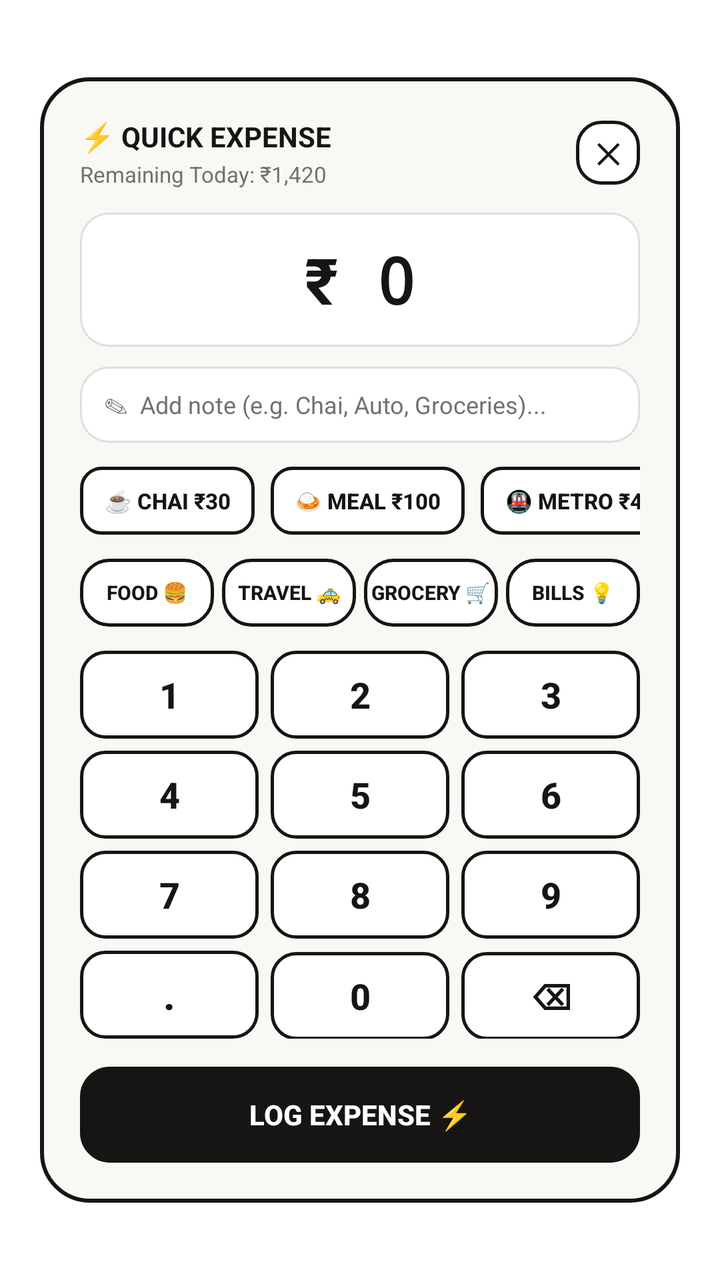
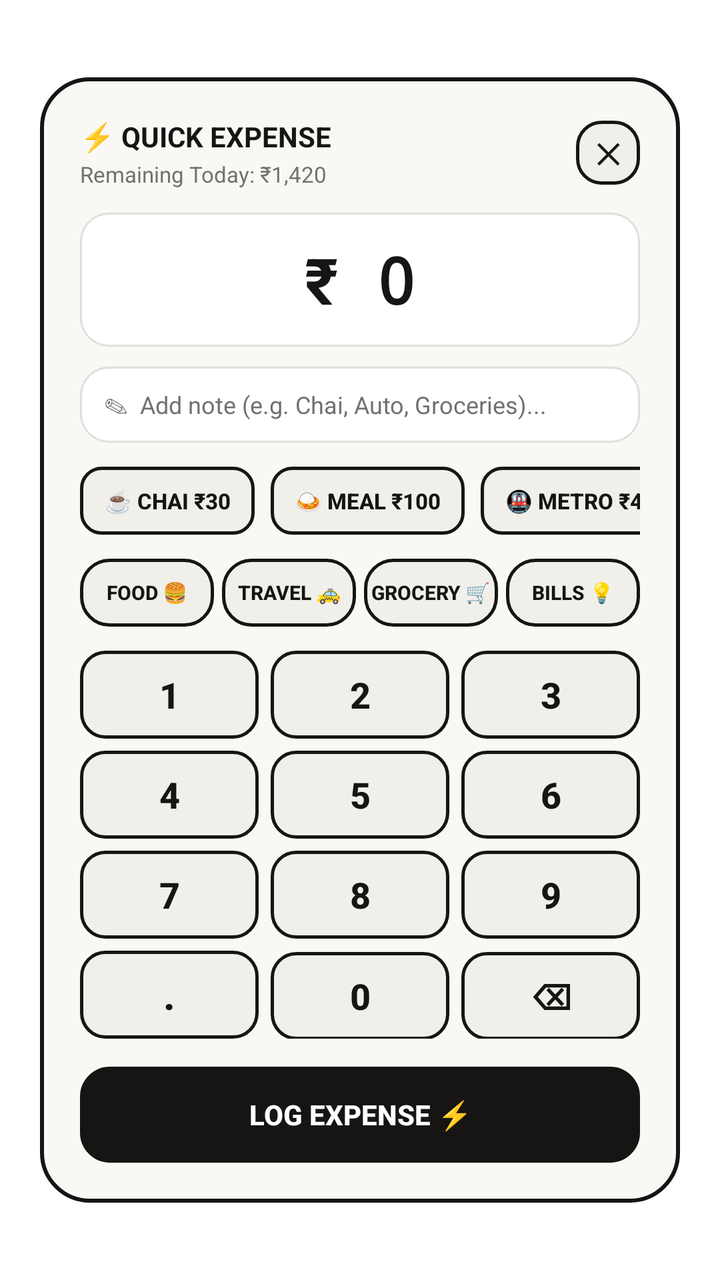

Compare the two renders of this Android layout. The source of the first and the diff that turns it into the second are given below.
<!-- AndroidManifest.xml: activity theme Theme.Invictus.TranslucentDialog -->
<!-- res/layout/activity_quick_log_dialog.xml -->
<?xml version="1.0" encoding="utf-8"?>
<FrameLayout xmlns:android="http://schemas.android.com/apk/res/android"
    android:id="@+id/dialog_root_frame"
    android:layout_width="match_parent"
    android:layout_height="match_parent"
    android:clickable="true"
    android:focusable="true">

    <LinearLayout
        android:id="@+id/dialog_card_container"
        android:layout_width="match_parent"
        android:layout_height="wrap_content"
        android:layout_gravity="center"
        android:layout_marginStart="20dp"
        android:layout_marginEnd="20dp"
        android:background="@drawable/dialog_quick_log_bg"
        android:clickable="true"
        android:focusable="true"
        android:orientation="vertical"
        android:padding="20dp">

        
        <RelativeLayout
            android:layout_width="match_parent"
            android:layout_height="wrap_content"
            android:layout_marginBottom="12dp">

            <LinearLayout
                android:layout_width="wrap_content"
                android:layout_height="wrap_content"
                android:layout_alignParentStart="true"
                android:layout_centerVertical="true"
                android:orientation="vertical">

                <TextView
                    android:layout_width="wrap_content"
                    android:layout_height="wrap_content"
                    android:text="⚡ QUICK EXPENSE"
                    android:textColor="@color/widget_text_primary"
                    android:textSize="14sp"
                    android:textStyle="bold" />

                <TextView
                    android:id="@+id/tv_safe_spend_badge"
                    android:layout_width="wrap_content"
                    android:layout_height="wrap_content"
                    android:layout_marginTop="2dp"
                    android:text="Remaining Today: ₹1,420"
                    android:textColor="@color/widget_text_muted"
                    android:textSize="11sp" />
            </LinearLayout>

            <TextView
                android:id="@+id/btn_close_dialog"
                android:layout_width="32dp"
                android:layout_height="32dp"
                android:layout_alignParentEnd="true"
                android:layout_centerVertical="true"
                android:background="@drawable/btn_numpad_key"
                android:gravity="center"
                android:text="✕"
                android:textColor="@color/widget_text_primary"
                android:textSize="14sp"
                android:textStyle="bold" />
        </RelativeLayout>

        
        <FrameLayout
            android:layout_width="match_parent"
            android:layout_height="wrap_content"
            android:layout_marginBottom="10dp"
            android:background="@drawable/widget_card_inset"
            android:paddingTop="12dp"
            android:paddingBottom="12dp"
            android:paddingStart="16dp"
            android:paddingEnd="16dp">

            <TextView
                android:id="@+id/tv_amount_display"
                android:layout_width="match_parent"
                android:layout_height="wrap_content"
                android:fontFamily="monospace"
                android:gravity="center"
                android:text="₹ 0"
                android:textColor="@color/widget_text_primary"
                android:textSize="32sp"
                android:textStyle="bold" />
        </FrameLayout>

        
        <LinearLayout
            android:layout_width="match_parent"
            android:layout_height="38dp"
            android:layout_marginBottom="12dp"
            android:background="@drawable/widget_card_inset"
            android:gravity="center_vertical"
            android:orientation="horizontal"
            android:paddingStart="12dp"
            android:paddingEnd="12dp">

            <TextView
                android:layout_width="wrap_content"
                android:layout_height="wrap_content"
                android:layout_marginEnd="6dp"
                android:text="✎"
                android:textColor="@color/widget_text_muted"
                android:textSize="12sp" />

            <EditText
                android:id="@+id/et_expense_note"
                android:layout_width="0dp"
                android:layout_height="match_parent"
                android:layout_weight="1"
                android:background="@null"
                android:hint="Add note (e.g. Chai, Auto, Groceries)..."
                android:inputType="textCapSentences"
                android:maxLines="1"
                android:imeOptions="actionDone"
                android:textColor="@color/widget_text_primary"
                android:textColorHint="@color/widget_text_muted"
                android:textSize="12sp" />

            <TextView
                android:id="@+id/btn_clear_note"
                android:layout_width="24dp"
                android:layout_height="24dp"
                android:gravity="center"
                android:text="✕"
                android:textColor="@color/widget_text_muted"
                android:textSize="11sp"
                android:visibility="gone" />
        </LinearLayout>

        
        <HorizontalScrollView
            android:layout_width="match_parent"
            android:layout_height="wrap_content"
            android:layout_marginBottom="12dp"
            android:scrollbars="none">

            <LinearLayout
                android:layout_width="wrap_content"
                android:layout_height="wrap_content"
                android:orientation="horizontal">

                <Button
                    android:id="@+id/btn_habit_chai"
                    style="?android:attr/borderlessButtonStyle"
                    android:layout_width="wrap_content"
                    android:layout_height="34dp"
                    android:layout_marginEnd="8dp"
                    android:background="@drawable/chip_habit_bg"
                    android:minWidth="0dp"
                    android:paddingStart="12dp"
                    android:paddingEnd="12dp"
                    android:text="☕ Chai ₹30"
                    android:textColor="@color/widget_text_primary"
                    android:textSize="11sp"
                    android:textStyle="bold" />

                <Button
                    android:id="@+id/btn_habit_meal"
                    style="?android:attr/borderlessButtonStyle"
                    android:layout_width="wrap_content"
                    android:layout_height="34dp"
                    android:layout_marginEnd="8dp"
                    android:background="@drawable/chip_habit_bg"
                    android:minWidth="0dp"
                    android:paddingStart="12dp"
                    android:paddingEnd="12dp"
                    android:text="🍛 Meal ₹100"
                    android:textColor="@color/widget_text_primary"
                    android:textSize="11sp"
                    android:textStyle="bold" />

                <Button
                    android:id="@+id/btn_habit_metro"
                    style="?android:attr/borderlessButtonStyle"
                    android:layout_width="wrap_content"
                    android:layout_height="34dp"
                    android:layout_marginEnd="8dp"
                    android:background="@drawable/chip_habit_bg"
                    android:minWidth="0dp"
                    android:paddingStart="12dp"
                    android:paddingEnd="12dp"
                    android:text="🚇 Metro ₹40"
                    android:textColor="@color/widget_text_primary"
                    android:textSize="11sp"
                    android:textStyle="bold" />

                <Button
                    android:id="@+id/btn_habit_snack"
                    style="?android:attr/borderlessButtonStyle"
                    android:layout_width="wrap_content"
                    android:layout_height="34dp"
                    android:background="@drawable/chip_habit_bg"
                    android:minWidth="0dp"
                    android:paddingStart="12dp"
                    android:paddingEnd="12dp"
                    android:text="🍪 Snack ₹20"
                    android:textColor="@color/widget_text_primary"
                    android:textSize="11sp"
                    android:textStyle="bold" />
            </LinearLayout>
        </HorizontalScrollView>

        
        <LinearLayout
            android:layout_width="match_parent"
            android:layout_height="wrap_content"
            android:layout_marginBottom="12dp"
            android:orientation="horizontal"
            android:weightSum="4">

            <Button
                android:id="@+id/btn_cat_food"
                style="?android:attr/borderlessButtonStyle"
                android:layout_width="0dp"
                android:layout_height="34dp"
                android:layout_marginEnd="4dp"
                android:layout_weight="1"
                android:background="@drawable/chip_category_bg"
                android:minWidth="0dp"
                android:text="Food 🍔"
                android:textColor="@color/widget_text_primary"
                android:textSize="10sp"
                android:textStyle="bold" />

            <Button
                android:id="@+id/btn_cat_travel"
                style="?android:attr/borderlessButtonStyle"
                android:layout_width="0dp"
                android:layout_height="34dp"
                android:layout_marginEnd="4dp"
                android:layout_weight="1"
                android:background="@drawable/chip_category_bg"
                android:minWidth="0dp"
                android:text="Travel 🚕"
                android:textColor="@color/widget_text_primary"
                android:textSize="10sp"
                android:textStyle="bold" />

            <Button
                android:id="@+id/btn_cat_grocery"
                style="?android:attr/borderlessButtonStyle"
                android:layout_width="0dp"
                android:layout_height="34dp"
                android:layout_marginEnd="4dp"
                android:layout_weight="1"
                android:background="@drawable/chip_category_bg"
                android:minWidth="0dp"
                android:text="Grocery 🛒"
                android:textColor="@color/widget_text_primary"
                android:textSize="10sp"
                android:textStyle="bold" />

            <Button
                android:id="@+id/btn_cat_bills"
                style="?android:attr/borderlessButtonStyle"
                android:layout_width="0dp"
                android:layout_height="34dp"
                android:layout_weight="1"
                android:background="@drawable/chip_category_bg"
                android:minWidth="0dp"
                android:text="Bills 💡"
                android:textColor="@color/widget_text_primary"
                android:textSize="10sp"
                android:textStyle="bold" />
        </LinearLayout>

        
        <LinearLayout
            android:layout_width="match_parent"
            android:layout_height="wrap_content"
            android:layout_marginBottom="6dp"
            android:orientation="horizontal"
            android:weightSum="3">

            <Button
                android:id="@+id/btn_num_1"
                style="?android:attr/borderlessButtonStyle"
                android:layout_width="0dp"
                android:layout_height="44dp"
                android:layout_marginEnd="6dp"
                android:layout_weight="1"
                android:background="@drawable/btn_numpad_key"
                android:text="1"
                android:textColor="@color/widget_text_primary"
                android:textSize="18sp"
                android:textStyle="bold" />

            <Button
                android:id="@+id/btn_num_2"
                style="?android:attr/borderlessButtonStyle"
                android:layout_width="0dp"
                android:layout_height="44dp"
                android:layout_marginEnd="6dp"
                android:layout_weight="1"
                android:background="@drawable/btn_numpad_key"
                android:text="2"
                android:textColor="@color/widget_text_primary"
                android:textSize="18sp"
                android:textStyle="bold" />

            <Button
                android:id="@+id/btn_num_3"
                style="?android:attr/borderlessButtonStyle"
                android:layout_width="0dp"
                android:layout_height="44dp"
                android:layout_weight="1"
                android:background="@drawable/btn_numpad_key"
                android:text="3"
                android:textColor="@color/widget_text_primary"
                android:textSize="18sp"
                android:textStyle="bold" />
        </LinearLayout>

        <LinearLayout
            android:layout_width="match_parent"
            android:layout_height="wrap_content"
            android:layout_marginBottom="6dp"
            android:orientation="horizontal"
            android:weightSum="3">

            <Button
                android:id="@+id/btn_num_4"
                style="?android:attr/borderlessButtonStyle"
                android:layout_width="0dp"
                android:layout_height="44dp"
                android:layout_marginEnd="6dp"
                android:layout_weight="1"
                android:background="@drawable/btn_numpad_key"
                android:text="4"
                android:textColor="@color/widget_text_primary"
                android:textSize="18sp"
                android:textStyle="bold" />

            <Button
                android:id="@+id/btn_num_5"
                style="?android:attr/borderlessButtonStyle"
                android:layout_width="0dp"
                android:layout_height="44dp"
                android:layout_marginEnd="6dp"
                android:layout_weight="1"
                android:background="@drawable/btn_numpad_key"
                android:text="5"
                android:textColor="@color/widget_text_primary"
                android:textSize="18sp"
                android:textStyle="bold" />

            <Button
                android:id="@+id/btn_num_6"
                style="?android:attr/borderlessButtonStyle"
                android:layout_width="0dp"
                android:layout_height="44dp"
                android:layout_weight="1"
                android:background="@drawable/btn_numpad_key"
                android:text="6"
                android:textColor="@color/widget_text_primary"
                android:textSize="18sp"
                android:textStyle="bold" />
        </LinearLayout>

        <LinearLayout
            android:layout_width="match_parent"
            android:layout_height="wrap_content"
            android:layout_marginBottom="6dp"
            android:orientation="horizontal"
            android:weightSum="3">

            <Button
                android:id="@+id/btn_num_7"
                style="?android:attr/borderlessButtonStyle"
                android:layout_width="0dp"
                android:layout_height="44dp"
                android:layout_marginEnd="6dp"
                android:layout_weight="1"
                android:background="@drawable/btn_numpad_key"
                android:text="7"
                android:textColor="@color/widget_text_primary"
                android:textSize="18sp"
                android:textStyle="bold" />

            <Button
                android:id="@+id/btn_num_8"
                style="?android:attr/borderlessButtonStyle"
                android:layout_width="0dp"
                android:layout_height="44dp"
                android:layout_marginEnd="6dp"
                android:layout_weight="1"
                android:background="@drawable/btn_numpad_key"
                android:text="8"
                android:textColor="@color/widget_text_primary"
                android:textSize="18sp"
                android:textStyle="bold" />

            <Button
                android:id="@+id/btn_num_9"
                style="?android:attr/borderlessButtonStyle"
                android:layout_width="0dp"
                android:layout_height="44dp"
                android:layout_weight="1"
                android:background="@drawable/btn_numpad_key"
                android:text="9"
                android:textColor="@color/widget_text_primary"
                android:textSize="18sp"
                android:textStyle="bold" />
        </LinearLayout>

        <LinearLayout
            android:layout_width="match_parent"
            android:layout_height="wrap_content"
            android:layout_marginBottom="14dp"
            android:orientation="horizontal"
            android:weightSum="3">

            <Button
                android:id="@+id/btn_num_dot"
                style="?android:attr/borderlessButtonStyle"
                android:layout_width="0dp"
                android:layout_height="44dp"
                android:layout_marginEnd="6dp"
                android:layout_weight="1"
                android:background="@drawable/btn_numpad_key"
                android:text="."
                android:textColor="@color/widget_text_primary"
                android:textSize="20sp"
                android:textStyle="bold" />

            <Button
                android:id="@+id/btn_num_0"
                style="?android:attr/borderlessButtonStyle"
                android:layout_width="0dp"
                android:layout_height="44dp"
                android:layout_marginEnd="6dp"
                android:layout_weight="1"
                android:background="@drawable/btn_numpad_key"
                android:text="0"
                android:textColor="@color/widget_text_primary"
                android:textSize="18sp"
                android:textStyle="bold" />

            <Button
                android:id="@+id/btn_num_backspace"
                style="?android:attr/borderlessButtonStyle"
                android:layout_width="0dp"
                android:layout_height="44dp"
                android:layout_weight="1"
                android:background="@drawable/btn_numpad_key"
                android:text="⌫"
                android:textColor="@color/widget_text_primary"
                android:textSize="18sp"
                android:textStyle="bold" />
        </LinearLayout>

        
        <Button
            android:id="@+id/btn_submit_expense"
            style="?android:attr/borderlessButtonStyle"
            android:layout_width="match_parent"
            android:layout_height="48dp"
            android:background="@drawable/btn_quick_log_primary"
            android:text="LOG EXPENSE ⚡"
            android:textColor="#FFFFFF"
            android:textSize="14sp"
            android:textStyle="bold" />

    </LinearLayout>
</FrameLayout>
<!-- resources referenced by this layout -->
<resources>
  <color name="widget_text_muted">#73716D</color>
  <color name="widget_text_primary">#161514</color>
  <!-- drawable btn_numpad_key (drawable) -->
  <?xml version="1.0" encoding="utf-8"?>
  <selector xmlns:android="http://schemas.android.com/apk/res/android">
      <item android:state_pressed="true">
          <shape android:shape="rectangle">
              <solid android:color="#E8E5DF" />
              <stroke android:width="2dp" android:color="@color/widget_border" />
              <corners android:radius="12dp" />
          </shape>
      </item>
      <item>
          <shape android:shape="rectangle">
              <solid android:color="#FFFFFF" />
              <stroke android:width="1.5dp" android:color="@color/widget_border" />
              <corners android:radius="12dp" />
          </shape>
      </item>
  </selector>
  <!-- drawable chip_category_bg (drawable) -->
  <?xml version="1.0" encoding="utf-8"?>
  <selector xmlns:android="http://schemas.android.com/apk/res/android">
      <item android:state_selected="true">
          <shape android:shape="rectangle">
              <solid android:color="@color/widget_border" />
              <stroke android:width="1.5dp" android:color="@color/widget_border" />
              <corners android:radius="14dp" />
          </shape>
      </item>
      <item android:state_pressed="true">
          <shape android:shape="rectangle">
              <solid android:color="#E8E5DF" />
              <stroke android:width="1.5dp" android:color="@color/widget_border" />
              <corners android:radius="14dp" />
          </shape>
      </item>
      <item>
          <shape android:shape="rectangle">
              <solid android:color="#FFFFFF" />
              <stroke android:width="1.5dp" android:color="@color/widget_border" />
              <corners android:radius="14dp" />
          </shape>
      </item>
  </selector>
  <!-- drawable chip_habit_bg (drawable) -->
  <?xml version="1.0" encoding="utf-8"?>
  <selector xmlns:android="http://schemas.android.com/apk/res/android">
      <item android:state_pressed="true">
          <shape android:shape="rectangle">
              <solid android:color="@color/widget_accent_lime" />
              <stroke android:width="1.5dp" android:color="@color/widget_border" />
              <corners android:radius="10dp" />
          </shape>
      </item>
      <item>
          <shape android:shape="rectangle">
              <solid android:color="#FFFFFF" />
              <stroke android:width="1.5dp" android:color="@color/widget_border" />
              <corners android:radius="10dp" />
          </shape>
      </item>
  </selector>
  <!-- drawable dialog_quick_log_bg (drawable) -->
  <?xml version="1.0" encoding="utf-8"?>
  <shape xmlns:android="http://schemas.android.com/apk/res/android"
      android:shape="rectangle">
      <solid android:color="@color/widget_bg" />
      <stroke
          android:width="2dp"
          android:color="@color/widget_border" />
      <corners android:radius="24dp" />
  </shape>
  <!-- drawable widget_card_inset (drawable) -->
  <?xml version="1.0" encoding="utf-8"?>
  <shape xmlns:android="http://schemas.android.com/apk/res/android"
      android:shape="rectangle">
      <solid android:color="@color/widget_card_bg" />
      <stroke
          android:width="1dp"
          android:color="@color/widget_border_subtle" />
      <corners android:radius="14dp" />
  </shape>
  <color name="widget_border">#161514</color>
  <color name="widget_accent_emerald">#037A48</color>
  <color name="widget_accent_lime">#CEF431</color>
  <color name="widget_bg">#FAF8F5</color>
  <color name="widget_card_bg">#FFFFFF</color>
  <color name="widget_border_subtle">#1F161514</color>
  <!-- unchanged entries left out for length: 2 -->
</resources>

<!-- the commit's change to res/layout/activity_quick_log_dialog.xml (unified diff, before → after) -->
@@ -150,6 +150,7 @@
                     android:layout_height="34dp"
                     android:layout_marginEnd="8dp"
                     android:background="@drawable/chip_habit_bg"
+                    android:backgroundTint="@null"
                     android:minWidth="0dp"
                     android:paddingStart="12dp"
                     android:paddingEnd="12dp"
@@ -165,6 +166,7 @@
                     android:layout_height="34dp"
                     android:layout_marginEnd="8dp"
                     android:background="@drawable/chip_habit_bg"
+                    android:backgroundTint="@null"
                     android:minWidth="0dp"
                     android:paddingStart="12dp"
                     android:paddingEnd="12dp"
@@ -180,6 +182,7 @@
                     android:layout_height="34dp"
                     android:layout_marginEnd="8dp"
                     android:background="@drawable/chip_habit_bg"
+                    android:backgroundTint="@null"
                     android:minWidth="0dp"
                     android:paddingStart="12dp"
                     android:paddingEnd="12dp"
@@ -194,6 +197,7 @@
                     android:layout_width="wrap_content"
                     android:layout_height="34dp"
                     android:background="@drawable/chip_habit_bg"
+                    android:backgroundTint="@null"
                     android:minWidth="0dp"
                     android:paddingStart="12dp"
                     android:paddingEnd="12dp"
@@ -220,6 +224,7 @@
                 android:layout_marginEnd="4dp"
                 android:layout_weight="1"
                 android:background="@drawable/chip_category_bg"
+                android:backgroundTint="@null"
                 android:minWidth="0dp"
                 android:text="Food 🍔"
                 android:textColor="@color/widget_text_primary"
@@ -234,6 +239,7 @@
                 android:layout_marginEnd="4dp"
                 android:layout_weight="1"
                 android:background="@drawable/chip_category_bg"
+                android:backgroundTint="@null"
                 android:minWidth="0dp"
                 android:text="Travel 🚕"
                 android:textColor="@color/widget_text_primary"
@@ -248,6 +254,7 @@
                 android:layout_marginEnd="4dp"
                 android:layout_weight="1"
                 android:background="@drawable/chip_category_bg"
+                android:backgroundTint="@null"
                 android:minWidth="0dp"
                 android:text="Grocery 🛒"
                 android:textColor="@color/widget_text_primary"
@@ -261,6 +268,7 @@
                 android:layout_height="34dp"
                 android:layout_weight="1"
                 android:background="@drawable/chip_category_bg"
+                android:backgroundTint="@null"
                 android:minWidth="0dp"
                 android:text="Bills 💡"
                 android:textColor="@color/widget_text_primary"
@@ -284,6 +292,7 @@
                 android:layout_marginEnd="6dp"
                 android:layout_weight="1"
                 android:background="@drawable/btn_numpad_key"
+                android:backgroundTint="@null"
                 android:text="1"
                 android:textColor="@color/widget_text_primary"
                 android:textSize="18sp"
@@ -297,6 +306,7 @@
                 android:layout_marginEnd="6dp"
                 android:layout_weight="1"
                 android:background="@drawable/btn_numpad_key"
+                android:backgroundTint="@null"
                 android:text="2"
                 android:textColor="@color/widget_text_primary"
                 android:textSize="18sp"
@@ -309,6 +319,7 @@
                 android:layout_height="44dp"
                 android:layout_weight="1"
                 android:background="@drawable/btn_numpad_key"
+                android:backgroundTint="@null"
                 android:text="3"
                 android:textColor="@color/widget_text_primary"
                 android:textSize="18sp"
@@ -330,6 +341,7 @@
                 android:layout_marginEnd="6dp"
                 android:layout_weight="1"
                 android:background="@drawable/btn_numpad_key"
+                android:backgroundTint="@null"
                 android:text="4"
                 android:textColor="@color/widget_text_primary"
                 android:textSize="18sp"
@@ -343,6 +355,7 @@
                 android:layout_marginEnd="6dp"
                 android:layout_weight="1"
                 android:background="@drawable/btn_numpad_key"
+                android:backgroundTint="@null"
                 android:text="5"
                 android:textColor="@color/widget_text_primary"
                 android:textSize="18sp"
@@ -355,6 +368,7 @@
                 android:layout_height="44dp"
                 android:layout_weight="1"
                 android:background="@drawable/btn_numpad_key"
+                android:backgroundTint="@null"
                 android:text="6"
                 android:textColor="@color/widget_text_primary"
                 android:textSize="18sp"
@@ -376,6 +390,7 @@
                 android:layout_marginEnd="6dp"
                 android:layout_weight="1"
                 android:background="@drawable/btn_numpad_key"
+                android:backgroundTint="@null"
                 android:text="7"
                 android:textColor="@color/widget_text_primary"
                 android:textSize="18sp"
@@ -389,6 +404,7 @@
                 android:layout_marginEnd="6dp"
                 android:layout_weight="1"
                 android:background="@drawable/btn_numpad_key"
+                android:backgroundTint="@null"
                 android:text="8"
                 android:textColor="@color/widget_text_primary"
                 android:textSize="18sp"
@@ -401,6 +417,7 @@
                 android:layout_height="44dp"
                 android:layout_weight="1"
                 android:background="@drawable/btn_numpad_key"
+                android:backgroundTint="@null"
                 android:text="9"
                 android:textColor="@color/widget_text_primary"
                 android:textSize="18sp"
@@ -422,6 +439,7 @@
                 android:layout_marginEnd="6dp"
                 android:layout_weight="1"
                 android:background="@drawable/btn_numpad_key"
+                android:backgroundTint="@null"
                 android:text="."
                 android:textColor="@color/widget_text_primary"
                 android:textSize="20sp"
@@ -435,6 +453,7 @@
                 android:layout_marginEnd="6dp"
                 android:layout_weight="1"
                 android:background="@drawable/btn_numpad_key"
+                android:backgroundTint="@null"
                 android:text="0"
                 android:textColor="@color/widget_text_primary"
                 android:textSize="18sp"
@@ -447,6 +466,7 @@
                 android:layout_height="44dp"
                 android:layout_weight="1"
                 android:background="@drawable/btn_numpad_key"
+                android:backgroundTint="@null"
                 android:text="⌫"
                 android:textColor="@color/widget_text_primary"
                 android:textSize="18sp"
@@ -460,6 +480,7 @@
             android:layout_width="match_parent"
             android:layout_height="48dp"
             android:background="@drawable/btn_quick_log_primary"
+            android:backgroundTint="@null"
             android:text="LOG EXPENSE ⚡"
             android:textColor="#FFFFFF"
             android:textSize="14sp"
<!-- resource entries referenced after the edit -->
@@ -7,14 +7,14 @@
   <selector xmlns:android="http://schemas.android.com/apk/res/android">
       <item android:state_pressed="true">
           <shape android:shape="rectangle">
-              <solid android:color="#E8E5DF" />
+              <solid android:color="@color/widget_accent_lime" />
               <stroke android:width="2dp" android:color="@color/widget_border" />
               <corners android:radius="12dp" />
           </shape>
       </item>
       <item>
           <shape android:shape="rectangle">
-              <solid android:color="#FFFFFF" />
+              <solid android:color="@color/widget_btn_bg" />
               <stroke android:width="1.5dp" android:color="@color/widget_border" />
               <corners android:radius="12dp" />
           </shape>
@@ -32,14 +32,14 @@
       </item>
       <item android:state_pressed="true">
           <shape android:shape="rectangle">
-              <solid android:color="#E8E5DF" />
+              <solid android:color="@color/widget_btn_pressed" />
               <stroke android:width="1.5dp" android:color="@color/widget_border" />
               <corners android:radius="14dp" />
           </shape>
       </item>
       <item>
           <shape android:shape="rectangle">
-              <solid android:color="#FFFFFF" />
+              <solid android:color="@color/widget_btn_bg" />
               <stroke android:width="1.5dp" android:color="@color/widget_border" />
               <corners android:radius="14dp" />
           </shape>
@@ -57,7 +57,7 @@
       </item>
       <item>
           <shape android:shape="rectangle">
-              <solid android:color="#FFFFFF" />
+              <solid android:color="@color/widget_btn_bg" />
               <stroke android:width="1.5dp" android:color="@color/widget_border" />
               <corners android:radius="10dp" />
           </shape>
@@ -84,7 +84,9 @@
       <corners android:radius="14dp" />
   </shape>
   <color name="widget_border">#161514</color>
+  <color name="widget_btn_bg">#F1EFEA</color>
   <color name="widget_accent_emerald">#037A48</color>
+  <color name="widget_btn_pressed">#E8E5DF</color>
   <color name="widget_accent_lime">#CEF431</color>
   <color name="widget_bg">#FAF8F5</color>
   <color name="widget_card_bg">#FFFFFF</color>
